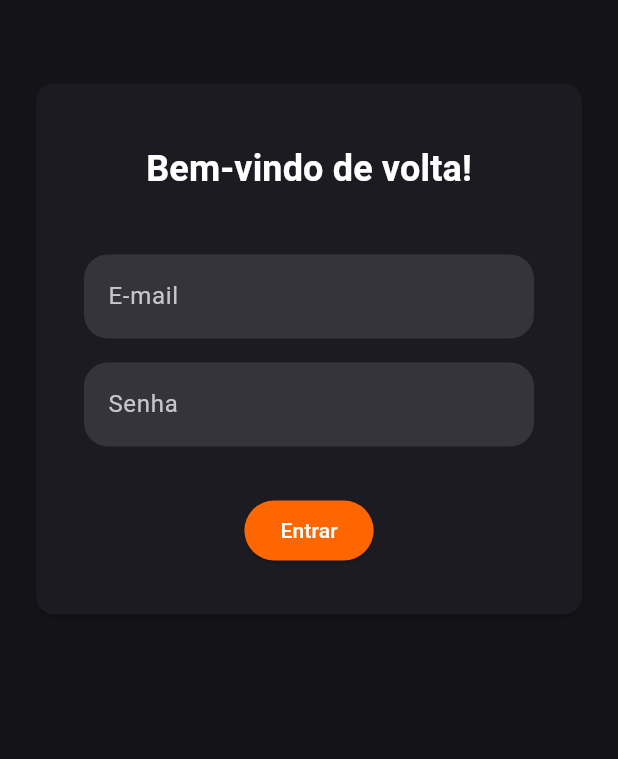
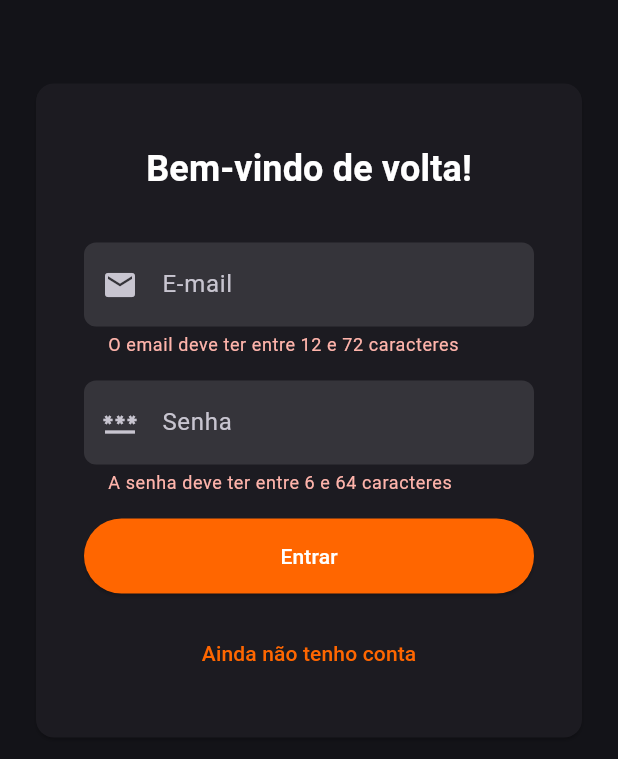
Before and after one commit to Gabrielst27/vitaro-app, a Flutter app: the screen it shows after launch, after a tap on "Entrar", on a phone screen of 412 x 824 dp, the part 191-950 px from its top. Run offline on Flutter 3.47's test engine with Material 3 defaults, Android fonts, the phone set to English and light mode, and no system bars.

Commit message:
feat: added validators to form fields

```diff
--- a/lib/theme.dart
+++ b/lib/theme.dart
@@ -12,13 +12,11 @@ final darkTheme = ThemeData().copyWith(
   scaffoldBackgroundColor: darkColorScheme.surface,
   elevatedButtonTheme: ElevatedButtonThemeData(
     style: ElevatedButton.styleFrom(
+      minimumSize: Size.fromHeight(50),
       backgroundColor: darkColorScheme.primary,
       foregroundColor: darkColorScheme.onPrimary,
     ),
   ),
-  // inputDecorationTheme: InputDecorationTheme().copyWith(
-  //   hintStyle: TextStyle(fontSize: 16),
-  // ),
   textTheme: TextTheme().copyWith(
     titleLarge: TextStyle(
       fontSize: 56,
--- a/lib/ui/screens/auth_screen.dart
+++ b/lib/ui/screens/auth_screen.dart
@@ -9,6 +9,8 @@ class AuthScreen extends StatefulWidget {
 }
 
 class _AuthScreenState extends State<AuthScreen> {
+  bool _isLogin = true;
+
   @override
   Widget build(BuildContext context) {
     return Scaffold(
@@ -28,20 +30,40 @@ class _AuthScreenState extends State<AuthScreen> {
               Card(
                 margin: EdgeInsets.all(24),
                 child: Padding(
-                  padding: EdgeInsets.all(24),
+                  padding: EdgeInsets.only(
+                    left: 24,
+                    top: 24,
+                    right: 24,
+                    bottom: 32,
+                  ),
                   child: Column(
                     children: [
                       Padding(
-                        padding: const EdgeInsets.all(16.0),
+                        padding: const EdgeInsets.all(16),
                         child: Text(
-                          'Bem-vindo de volta!',
+                          _isLogin ? 'Bem-vindo de volta!' : 'Crie sua conta',
                           style: Theme.of(context).textTheme.titleSmall,
                           textAlign: TextAlign.center,
                         ),
                       ),
                       const SizedBox(height: 16),
                       SingleChildScrollView(
-                        child: AuthForm(),
+                        child: AuthForm(
+                          isLogin: _isLogin,
+                        ),
+                      ),
+                      const SizedBox(height: 16),
+                      TextButton(
+                        onPressed: () {
+                          setState(() {
+                            _isLogin = !_isLogin;
+                          });
+                        },
+                        child: Text(
+                          _isLogin
+                              ? 'Ainda não tenho conta'
+                              : 'Já tenho uma conta',
+                        ),
                       ),
                     ],
                   ),
--- a/lib/ui/widgets/auth_form.dart
+++ b/lib/ui/widgets/auth_form.dart
@@ -1,47 +1,101 @@
 import 'package:flutter/material.dart';
 
 class AuthForm extends StatefulWidget {
-  const AuthForm({super.key});
+  final bool isLogin;
+
+  const AuthForm({super.key, required this.isLogin});
 
   @override
   State<AuthForm> createState() => _AuthFormState();
 }
 
 class _AuthFormState extends State<AuthForm> {
+  final _formKey = GlobalKey<FormState>();
+
+  void _submit() {
+    _formKey.currentState!.validate();
+  }
+
   @override
   Widget build(BuildContext context) {
     return Padding(
-      padding: const EdgeInsets.all(8.0),
+      padding: const EdgeInsets.symmetric(horizontal: 8.0),
       child: Form(
+        key: _formKey,
         child: Column(
+          spacing: 16,
           children: [
-            TextField(
+            if (!widget.isLogin)
+              TextFormField(
+                keyboardType: TextInputType.name,
+                textCapitalization: TextCapitalization.words,
+                decoration: InputDecoration(
+                  hintText: 'Nome',
+                  prefixIcon: Icon(Icons.person),
+                  border: OutlineInputBorder(
+                    borderRadius: BorderRadius.circular(8),
+                    borderSide: BorderSide.none,
+                  ),
+                  filled: true,
+                ),
+                validator: (value) {
+                  if (value == null ||
+                      value.isEmpty ||
+                      value.length < 4 ||
+                      value.length > 48) {
+                    return 'O nome deve ter entre 4 e 48 caracteres';
+                  }
+                  return null;
+                },
+              ),
+            TextFormField(
               keyboardType: TextInputType.emailAddress,
               decoration: InputDecoration(
                 hintText: 'E-mail',
+                prefixIcon: Icon(Icons.email),
                 border: OutlineInputBorder(
-                  borderRadius: BorderRadius.circular(16),
+                  borderRadius: BorderRadius.circular(8),
                   borderSide: BorderSide.none,
                 ),
                 filled: true,
               ),
+              validator: (value) {
+                if (value == null ||
+                    value.isEmpty ||
+                    value.length < 12 ||
+                    value.length > 72) {
+                  return 'O email deve ter entre 12 e 72 caracteres';
+                }
+                if (!value.contains('@')) {
+                  return 'Insira um e-mail válido';
+                }
+                return null;
+              },
             ),
-            const SizedBox(height: 16),
-            TextField(
+            TextFormField(
               obscureText: true,
               decoration: InputDecoration(
                 hintText: 'Senha',
+                prefixIcon: Icon(Icons.password),
                 border: OutlineInputBorder(
-                  borderRadius: BorderRadius.circular(16),
+                  borderRadius: BorderRadius.circular(8),
                   borderSide: BorderSide.none,
                 ),
                 filled: true,
               ),
+              validator: (value) {
+                if (value == null ||
+                    value.isEmpty ||
+                    value.length < 6 ||
+                    value.length > 64) {
+                  return 'A senha deve ter entre 6 e 64 caracteres';
+                }
+                return null;
+              },
             ),
-            const SizedBox(height: 32),
             ElevatedButton(
-              onPressed: () {},
-              child: Text('Entrar'),
+              onPressed: _submit,
+              child: Text(widget.isLogin ? 'Entrar' : 'Criar conta'),
             ),
           ],
         ),
```
